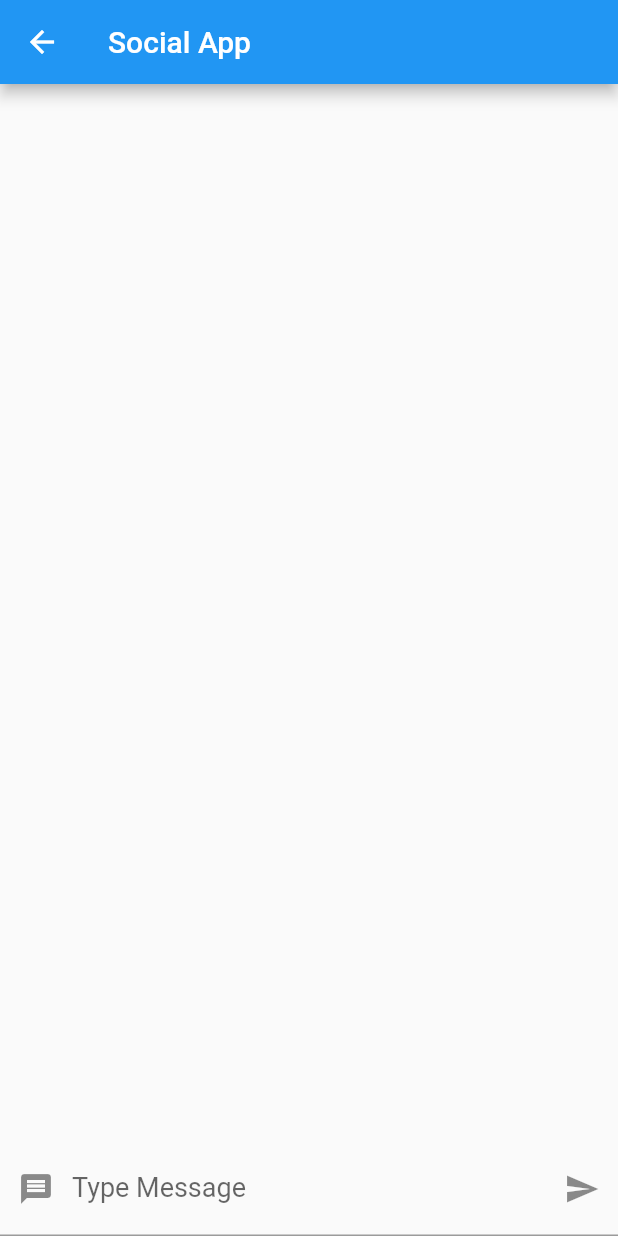
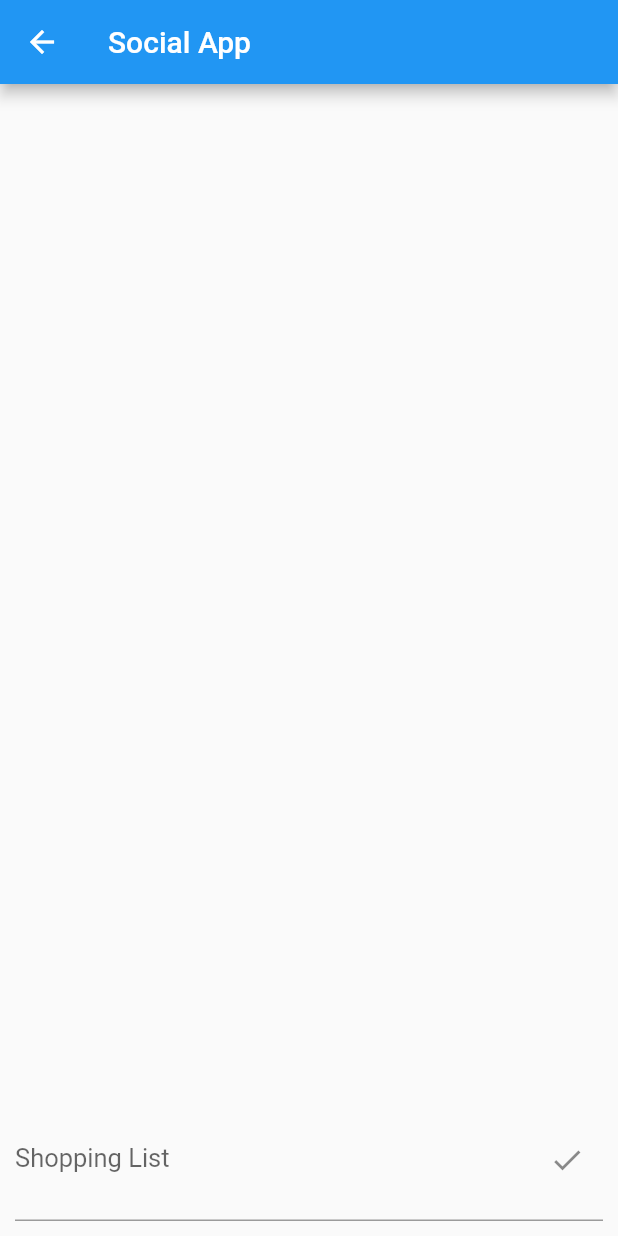
Before and after one commit to JosephMusya/social-app, a Flutter app: the HomePage screen opened directly with empty values, on a phone screen of 412 x 824 dp. Run offline on Flutter 3.47's test engine with Material 2 defaults, Android fonts, the phone set to English and light mode, and no system bars.

Commit message:
Modified files for shopping cart

```diff
--- a/social/lib/data/post.dart
+++ b/social/lib/data/post.dart
@@ -1,18 +1,15 @@
 class Post {
   String body = '';
-  String author = '';
-  int likes = 0;
-  bool userLiked = false;
+  String user = '';
+  bool done = false;
 
-  Post(this.body, this.author, this.likes, this.userLiked);
+  Post(this.body, this.user, this.done);
 
   void likePost() {
-    if (!userLiked) {
-      userLiked = true;
-      likes += 1;
-    } else if (userLiked) {
-      userLiked = false;
-      likes -= 1;
+    if (!done) {
+      done = true;
+    } else if (done) {
+      done = false;
     }
   }
 }
--- a/social/lib/views/homepage.dart
+++ b/social/lib/views/homepage.dart
@@ -19,7 +19,7 @@ class _HomePageState extends State<HomePage> {
   void submit(text) {
     setState(() {
       this.text = text;
-      posts.add(Post(text, widget.name, 0, false));
+      posts.add(Post(text, widget.name, false));
     });
   }
 
--- a/social/lib/views/textInput.dart
+++ b/social/lib/views/textInput.dart
@@ -28,17 +28,23 @@ class _TextInputState extends State<TextInput> {
 
   @override
   Widget build(BuildContext context) {
-    return TextField(
-      style: const TextStyle(fontSize: 18),
-      controller: controller,
-      decoration: InputDecoration(
-        prefixIcon: const Icon(Icons.message),
-        suffixIcon: IconButton(
-          onPressed: click,
-          icon: const Icon(Icons.send),
-          tooltip: 'Post Message',
+    return Padding(
+      padding: const EdgeInsets.all(10),
+      child: TextFormField(
+        minLines: 2,
+        maxLines: 15,
+        keyboardType: TextInputType.multiline,
+        style: const TextStyle(fontSize: 17),
+        controller: controller,
+        decoration: InputDecoration(
+          hintText: 'Type a shopping list...',
+          suffixIcon: IconButton(
+            onPressed: click,
+            icon: const Icon(Icons.check),
+            tooltip: 'Save shopping list',
+          ),
+          labelText: 'Shopping List',
         ),
-        labelText: 'Type Message',
       ),
     );
   }
```
Also changed, not shown: social/lib/views/postdisplay.dart (+7 -10 lines).
